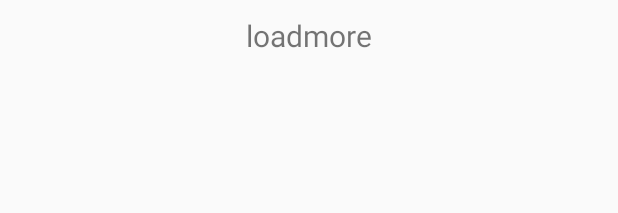
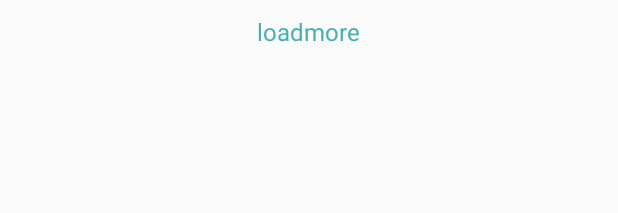
Before and after one commit to Recomi/StudentManagement, an Android app: the layout item_loadmore.xml on its own in the app's theme, with its tools: preview values and no code run, on a phone screen of 412 x 824 dp. Shown: the top 213 px of the screen. Run offline under Robolectric (Android 15) with nearby library versions, the light colour scheme and no system bars.

Commit message:
修改加载中的字体

```diff
--- a/app/src/main/java/site/recomi/studentmanagement/gui/fragments/main/HomeFragment.java
+++ b/app/src/main/java/site/recomi/studentmanagement/gui/fragments/main/HomeFragment.java
@@ -131,7 +131,7 @@
 //        recy.onscrol(new RecyclerView.OnScrollListener(){
         LinearLayoutManager manager = new LinearLayoutManager(getContext(), LinearLayoutManager.VERTICAL, false);
         recy.setLayoutManager(manager);
-        recy.setAdapter(adapter);
+        recy.setAdapter(adapter2);
     }
 
 
--- a/app/src/main/res/layout/item_loadmore.xml
+++ b/app/src/main/res/layout/item_loadmore.xml
@@ -10,7 +10,8 @@
     <TextView
         android:id="@+id/tv_loadmore"
         android:text="loadmore"
-        android:textSize="20sp"
+        android:textSize="16sp"
+        android:textColor="@color/colorPrimary"
         android:layout_margin="10dp"
         android:layout_centerInParent="true"
         android:layout_width="wrap_content"
```
